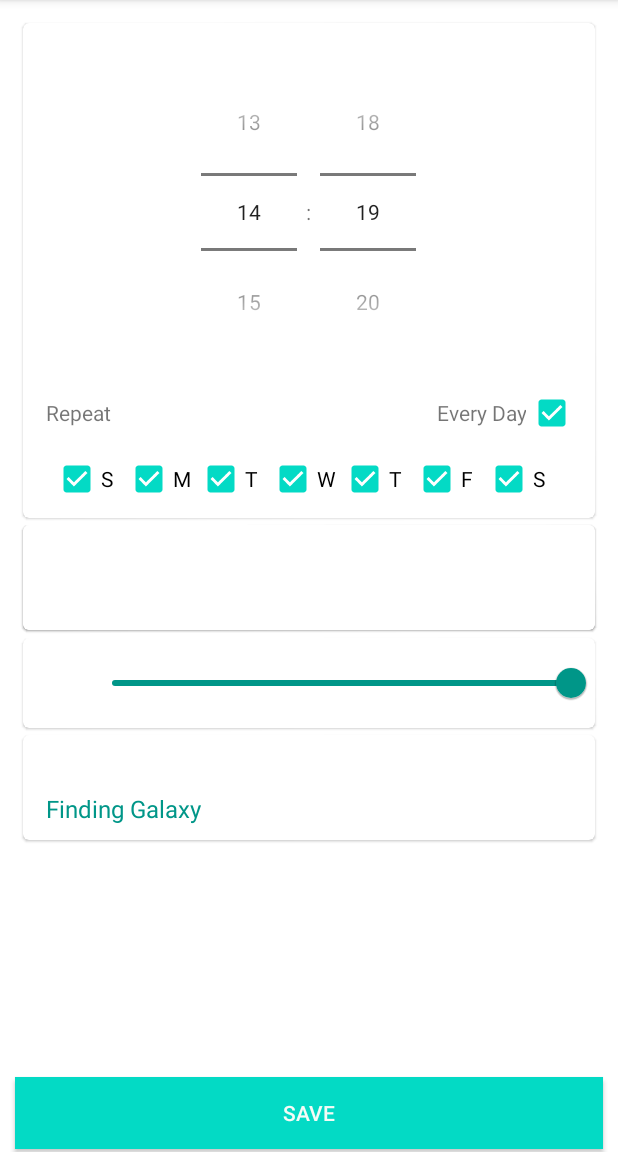
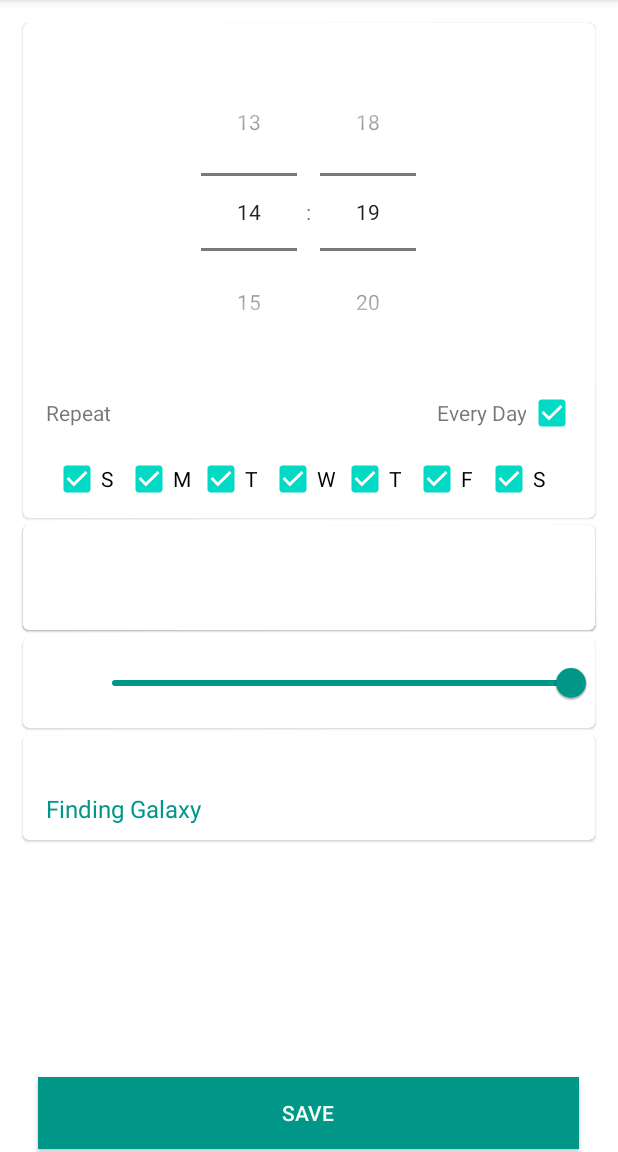
Before and after one commit to adrian-dragos/alarm, an Android app: the ShowAddUpdateAlarmActivity screen opened directly, with no data from a screen before it, after a tap on an icon or button, on a phone screen of 412 x 824 dp, the part 84-1236 px from its top. Run offline under Robolectric (Android 15) with nearby library versions, the phone set to English and light mode, and no system bars.

Commit message:
add small improvements to button

```diff
--- a/Alarm/app/src/main/java/com/example/alarm/view/ShowAddUpdateAlarmActivity.kt
+++ b/Alarm/app/src/main/java/com/example/alarm/view/ShowAddUpdateAlarmActivity.kt
@@ -101,7 +101,7 @@ class ShowAddUpdateAlarmActivity : AppCompatActivity() {
         ) {
             save_alarm_button.isEnabled = true
             save_alarm_button.isClickable = true
-            save_alarm_button.setBackgroundColor(ContextCompat.getColor(this, R.color.teal_200))
+            save_alarm_button.setBackgroundColor(ContextCompat.getColor(this, R.color.custom_green))
         } else {
             save_alarm_button.isEnabled = false
             save_alarm_button.isClickable = false
--- a/Alarm/app/src/main/res/layout/add_alarm_view.xml
+++ b/Alarm/app/src/main/res/layout/add_alarm_view.xml
@@ -258,8 +258,8 @@
         android:layout_alignParentBottom="true"
         android:layout_marginBottom="2dp"
         android:background="#009688"
-        android:layout_marginLeft="10dp"
-        android:layout_marginRight="10dp"
+        android:layout_marginLeft="25dp"
+        android:layout_marginRight="26dp"
         android:text="Save"
         android:textColor="#F5FBF6"
         />
--- a/Alarm/app/src/main/res/values/colors.xml
+++ b/Alarm/app/src/main/res/values/colors.xml
@@ -8,4 +8,5 @@
     <color name="black">#FF000000</color>
     <color name="white">#FFFFFFFF</color>
     <color name="grey">#797979</color>
+    <color name="custom_green">#009688</color>
 </resources>
```
